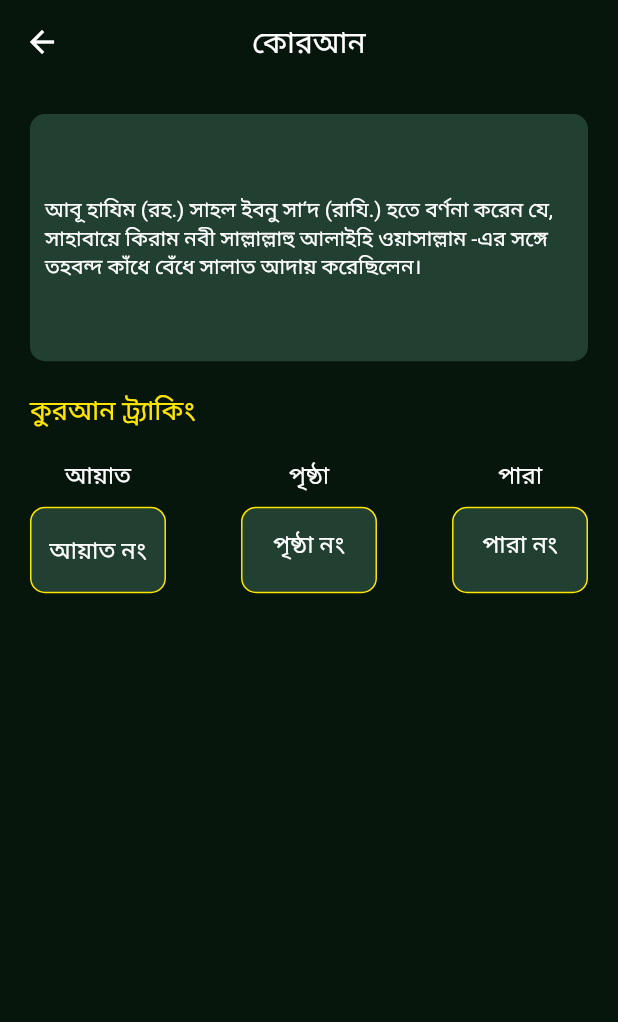
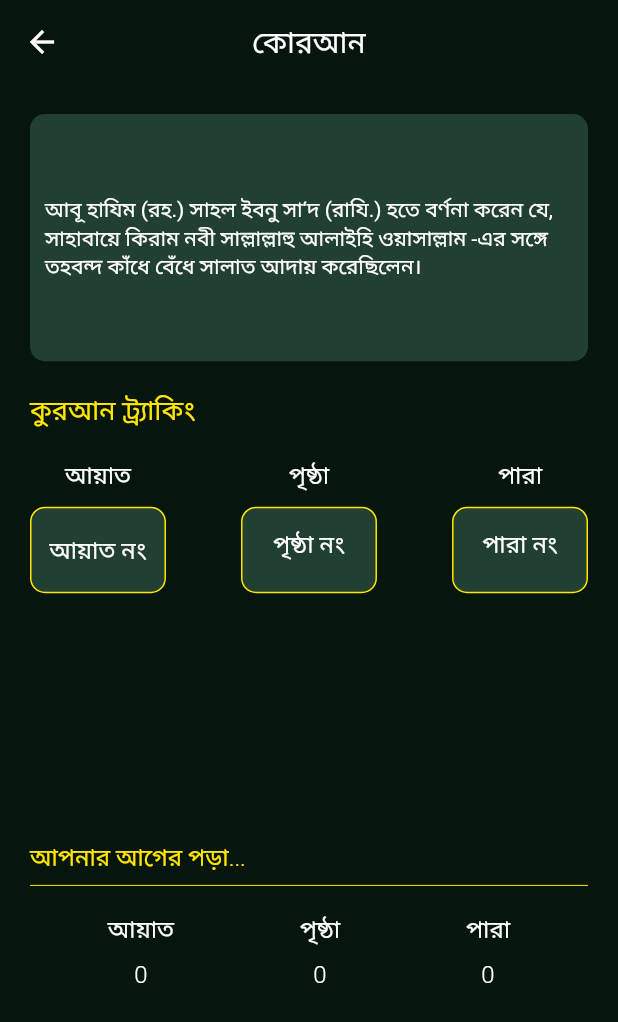
Before and after one commit to MehediHasannOvi/ramadanplanner, a Flutter app: the QuranTrackerView screen opened by its route, on a phone screen of 412 x 824 dp. Shown: the top 1022 px of the screen. Run offline on Flutter 3.47's test engine with Material 2 defaults, Android fonts, the phone set to English and light mode, and no system bars; our stand-ins replace firebase_core, flutter_local_notifications, get, hijri, hive, hive_flutter and 2 more; accounts and stored records are empty; Roboto replaces fonts that are missing (Tuli).

Commit message:
some change

```diff
--- a/lib/app/modules/QuranTracker/views/quran_tracker_view.dart
+++ b/lib/app/modules/QuranTracker/views/quran_tracker_view.dart
@@ -202,6 +202,77 @@ class QuranTrackerView extends GetView<QuranTrackerController> {
                   );
                 },
               ),
+              Spacer(),
+
+              AppText(
+                text: "আপনার আগের পড়া...",
+                color: AppColors.quaternaryColor,
+                fontSize: 16,
+              ),
+              Divider(
+                color: AppColors.quaternaryColor,
+              ),
+              GetBuilder<QuranTrackerController>(
+                init: QuranTrackerController(),
+                initState: (_) {},
+                builder: (_) {
+                  return Container(
+                    height: 12.h,
+                    width: double.infinity,
+                    padding: EdgeInsets.all(10),
+                    child: Row(
+                      mainAxisAlignment: MainAxisAlignment.spaceAround,
+                      children: [
+                        Column(
+                          children: [
+                            AppText(
+                              text: "আয়াত",
+                              fontSize: 16,
+                            ),
+                            const SizedBox(
+                              height: 10,
+                            ),
+                            AppText(
+                              text: controller.quranData.get("ayat") ?? "0",
+                              fontSize: 16,
+                            ),
+                          ],
+                        ),
+                        Column(
+                          children: [
+                            AppText(
+                              text: "পৃষ্ঠা",
+                              fontSize: 16,
+                            ),
+                            const SizedBox(
+                              height: 10,
+                            ),
+                            AppText(
+                              text: controller.quranData.get("page") ?? "0",
+                              fontSize: 16,
+                            ),
+                          ],
+                        ),
+                        Column(
+                          children: [
+                            AppText(
+                              text: "পারা",
+                              fontSize: 16,
+                            ),
+                            const SizedBox(
+                              height: 10,
+                            ),
+                            AppText(
+                              text: controller.quranData.get("para") ?? "0",
+                              fontSize: 16,
+                            ),
+                          ],
+                        ),
+                      ],
+                    ),
+                  );
+                },
+              )
             ],
           ),
         ));
--- a/lib/app/routes/app_pages.dart
+++ b/lib/app/routes/app_pages.dart
@@ -8,8 +8,6 @@ import '../modules/PrayTracker/bindings/pray_tracker_binding.dart';
 import '../modules/PrayTracker/views/pray_tracker_view.dart';
 import '../modules/QuranTracker/bindings/quran_tracker_binding.dart';
 import '../modules/QuranTracker/views/quran_tracker_view.dart';
-import '../modules/graph/bindings/graph_binding.dart';
-import '../modules/graph/views/graph_view.dart';
 import '../modules/home/bindings/home_binding.dart';
 import '../modules/home/views/home_view.dart';
 
@@ -32,24 +30,19 @@ class AppPages {
       binding: PrayTrackerBinding(),
     ),
     GetPage(
-      name: _Paths.QURAN_TRACKER,
-      page: () => const QuranTrackerView(),
-      binding: QuranTrackerBinding(),
-    ),
-    GetPage(
       name: _Paths.DAILY_TRACKING,
       page: () => const DailyTrackingView(),
       binding: DailyTrackingBinding(),
-    ),
-    GetPage(
-      name: _Paths.GRAPH,
-      page: () => const GraphView(),
-      binding: GraphBinding(),
     ),
     GetPage(
       name: _Paths.ALLAH_NAME,
       page: () => const AllahNameView(),
       binding: AllahNameBinding(),
     ),
+    GetPage(
+      name: _Paths.QURAN_TRACKER,
+      page: () => const QuranTrackerView(),
+      binding: QuranTrackerBinding(),
+    ),
   ];
 }
--- a/lib/app/routes/app_routes.dart
+++ b/lib/app/routes/app_routes.dart
@@ -9,6 +9,7 @@ abstract class Routes {
   static const DAILY_TRACKING = _Paths.DAILY_TRACKING;
   static const GRAPH = _Paths.GRAPH;
   static const ALLAH_NAME = _Paths.ALLAH_NAME;
+
 }
 
 abstract class _Paths {
@@ -19,4 +20,5 @@ abstract class _Paths {
   static const DAILY_TRACKING = '/daily-tracking';
   static const GRAPH = '/graph';
   static const ALLAH_NAME = '/allah-name';
+
 }
```
Also changed, not shown: lib/app/modules/QuranTracker/controllers/quran_tracker_controller.dart (+13 -14 lines), lib/app/modules/graph/bindings/graph_binding.dart (deleted, +0 -12 lines), lib/app/modules/graph/controllers/graph_controller.dart (deleted, +0 -29 lines), lib/app/modules/graph/views/graph_view.dart (deleted, +0 -25 lines).
